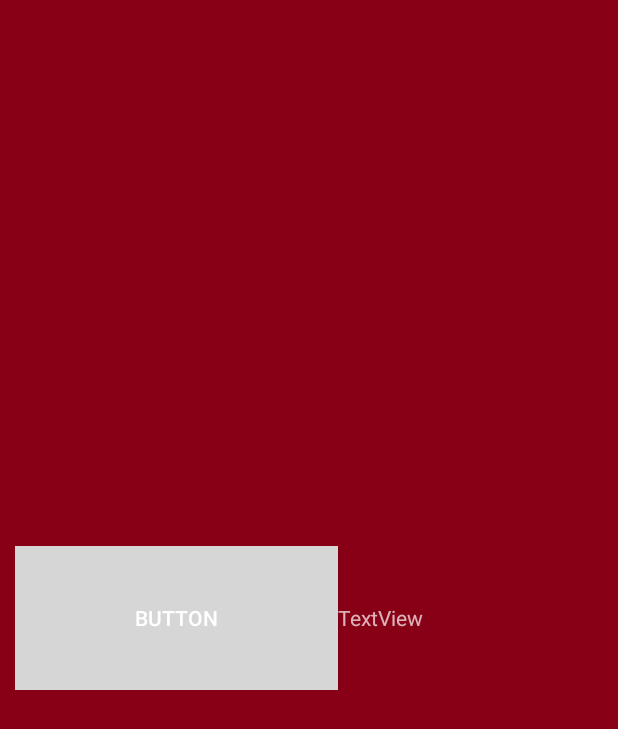
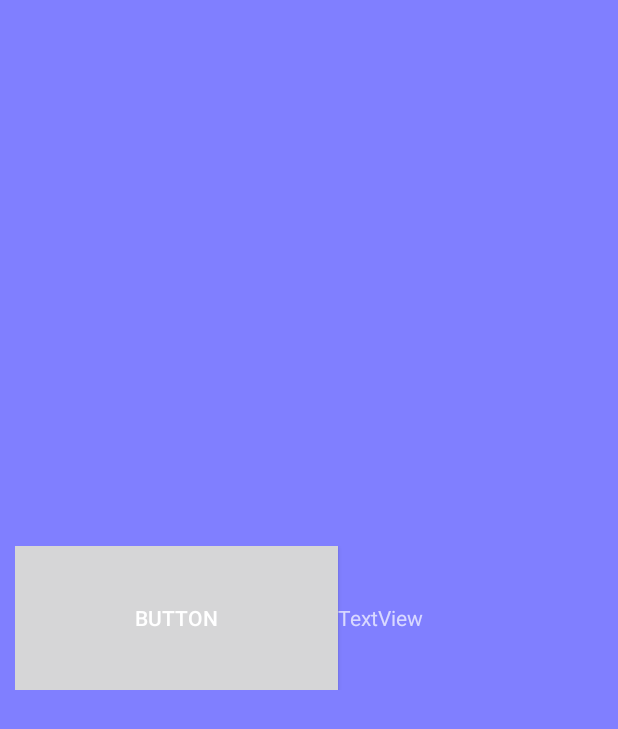
Before and after one commit to bogatovnikita/Quiz, an Android app: the Level1 screen opened directly, with no data from a screen before it, on a phone screen of 412 x 824 dp. Shown: the top 729 px of the screen. Run offline under Robolectric (Android 15) with nearby library versions, the phone set to English and light mode, and no system bars.

Commit message:
flew out of level 1

```diff
--- a/app/src/main/java/com/bogatovnikita/quiz/Level1.java
+++ b/app/src/main/java/com/bogatovnikita/quiz/Level1.java
@@ -3,9 +3,6 @@ package com.bogatovnikita.quiz;
 import androidx.appcompat.app.AppCompatActivity;
 
 import android.os.Bundle;
-import android.view.Window;
-import android.view.WindowManager;
-
 
 public class Level1 extends AppCompatActivity {
 
@@ -13,9 +10,5 @@ public class Level1 extends AppCompatActivity {
     protected void onCreate(Bundle savedInstanceState) {
         super.onCreate(savedInstanceState);
         setContentView(R.layout.universal);
-
-
-        Window window = getWindow();
-        window.setFlags(WindowManager.LayoutParams.FLAG_LAYOUT_NO_LIMITS, WindowManager.LayoutParams.FLAG_LAYOUT_NO_LIMITS);
     }
 }
--- a/app/src/main/res/layout/universal.xml
+++ b/app/src/main/res/layout/universal.xml
@@ -6,11 +6,11 @@
     android:orientation="vertical">
 
     <ImageView
-        android:id="@+id/iv_background_level"
+        android:id="@+id/iv_background_levels"
         android:layout_width="match_parent"
         android:layout_height="match_parent"
         android:scaleType="centerCrop"
-        android:src="@drawable/background_level1" />
+        android:src="@drawable/main_background"/>
 
     <LinearLayout
         android:id="@+id/container1"
@@ -23,8 +23,8 @@
             android:id="@+id/container2"
             android:layout_width="match_parent"
             android:layout_height="wrap_content"
-            android:padding="10dp"
-            android:orientation="vertical">
+            android:orientation="vertical"
+            android:padding="10dp">
 
             <LinearLayout
                 android:id="@+id/line1"
@@ -33,7 +33,7 @@
                 android:orientation="horizontal">
 
                 <Button
-                    android:id="@+id/btn_back_level"
+                    android:id="@+id/button_back"
                     android:layout_width="wrap_content"
                     android:layout_height="wrap_content"
                     android:background="@drawable/button_stroke_white_press_blue"
@@ -41,7 +41,7 @@
                     android:text="Button" />
 
                 <TextView
-                    android:id="@+id/tw_levels"
+                    android:id="@+id/tv_levels"
                     android:layout_width="wrap_content"
                     android:layout_height="wrap_content"
                     android:layout_weight="1"
--- a/app/src/main/res/values/colors.xml
+++ b/app/src/main/res/values/colors.xml
@@ -9,5 +9,5 @@
     <color name="white">#FFFFFFFF</color>
     <color name="black95">#95000000</color>
     <color name="black60">#60000000</color>
-    <color name="blue">#48d1ff</color>
+    <color name="blue">#48D1FF</color>
 </resources>
--- a/app/src/main/res/values/strings.xml
+++ b/app/src/main/res/values/strings.xml
@@ -2,4 +2,5 @@
     <string name="app_name">Quiz</string>
     <string name="start">Начать</string>
     <string name="back">Назад</string>
+    <string name="level">Уровень:</string>
 </resources>
```
Also changed, not shown: app/src/main/res/drawable-v24/background_level1.png (deleted), app/src/main/res/drawable/style_btn_white_blue_press.xml (renamed from app/src/main/res/drawable-v24/style_btn_white_blue_press.xml).
